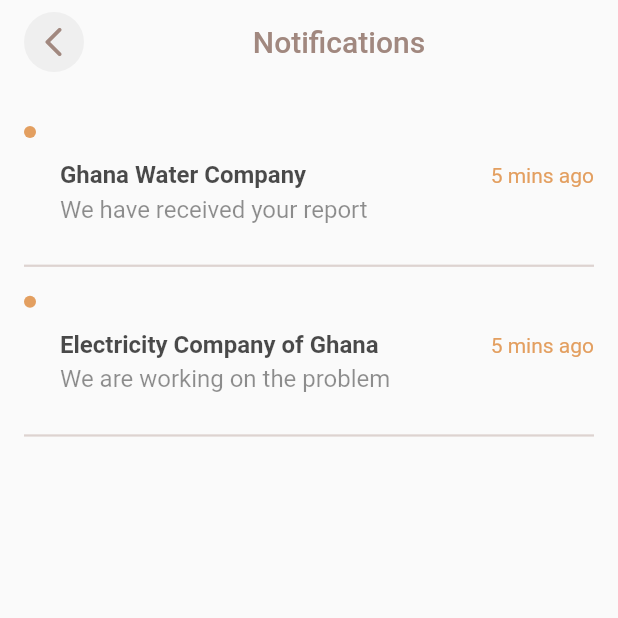
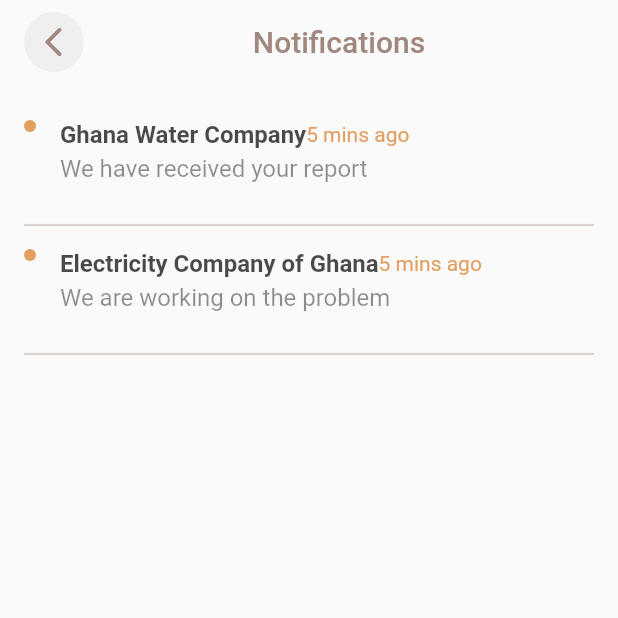
Before and after one commit to SelaseKay/call-away, a Flutter app: the NotificationsScreen screen opened directly, on a phone screen of 412 x 824 dp, the top half of it. Run offline on Flutter 3.47's test engine with Material 2 defaults, Android fonts, the phone set to English and light mode, and no system bars; our stand-ins replace flutter_svg, google_fonts; Roboto replaces fonts that are missing (Prompt).

Commit message:
work on baseline for notification items

```diff
--- a/lib/screens/notifications_screen.dart
+++ b/lib/screens/notifications_screen.dart
@@ -78,49 +78,48 @@ class _NoticationsItem extends StatelessWidget {
     double screenWidth = MediaQuery.of(context).size.width;
 
     return Column(
+      crossAxisAlignment: CrossAxisAlignment.start,
       children: [
         Row(
-          crossAxisAlignment: CrossAxisAlignment.start,
-          children: [
-            Expanded(
-              child: Row(
-                crossAxisAlignment: CrossAxisAlignment.start,
+          crossAxisAlignment: CrossAxisAlignment.baseline,
+          textBaseline: TextBaseline.alphabetic,
+          mainAxisSize: MainAxisSize.min,
           children: [
             Visibility(
               visible: isUnreadNotification,
-                    child: Padding(
-                      padding: const EdgeInsets.only(top: 4.0),
               child: CircleAvatar(
                 radius: 4.0,
-                        backgroundColor:
-                            Theme.of(context).colorScheme.secondary,
-                      ),
+                backgroundColor: Theme.of(context).colorScheme.secondary,
               ),
             ),
             const SizedBox(
               width: 16.0,
             ),
-                  Expanded(
-                    child: Column(
-                      crossAxisAlignment: CrossAxisAlignment.start,
-                      children: [
-                        Baseline(
-                          baselineType: TextBaseline.alphabetic,
-                          baseline: 42.0,
-                          child: Text(
+            Text(
               title,
               overflow: TextOverflow.ellipsis,
               style: GoogleFonts.prompt(
-                                color:
-                                    const Color(0xFF000000).withOpacity(0.71),
+                  color: const Color(0xFF000000).withOpacity(0.71),
                   fontWeight: FontWeight.w700,
                   fontSize: 16.0),
-                          ),
             ),
             const SizedBox(
               height: 4.0,
             ),
-                        Text(
+            SizedBox(
+              height: 16.0,
+              child: Text(time,
+                  style: GoogleFonts.prompt(
+                      color: Theme.of(context).colorScheme.secondary,
+                      fontWeight: FontWeight.normal,
+                      fontSize: 14.0)),
+            )
+          ],
+        ),
+        const SizedBox(height: 4.0,),
+        Padding(
+          padding: const EdgeInsets.only(left: 24.0),
+          child: Text(
             description,
             overflow: TextOverflow.ellipsis,
             style: GoogleFonts.prompt(
@@ -128,25 +127,6 @@ class _NoticationsItem extends StatelessWidget {
                 fontWeight: FontWeight.normal,
                 fontSize: 16.0),
           ),
-                      ],
-                    ),
-                  )
-                ],
-              ),
-            ),
-            Align(
-              alignment: Alignment.topRight,
-              child: Baseline(
-                baselineType: TextBaseline.alphabetic,
-                baseline: 42.0,
-                child: Text(time,
-                    style: GoogleFonts.prompt(
-                        color: Theme.of(context).colorScheme.secondary,
-                        fontWeight: FontWeight.normal,
-                        fontSize: 14.0)),
-              ),
-            )
-          ],
         ),
         const Padding(padding: EdgeInsets.only(top: 20.0), child: Divider())
       ],
```
Lines whose indentation alone changed are shown as unchanged.
